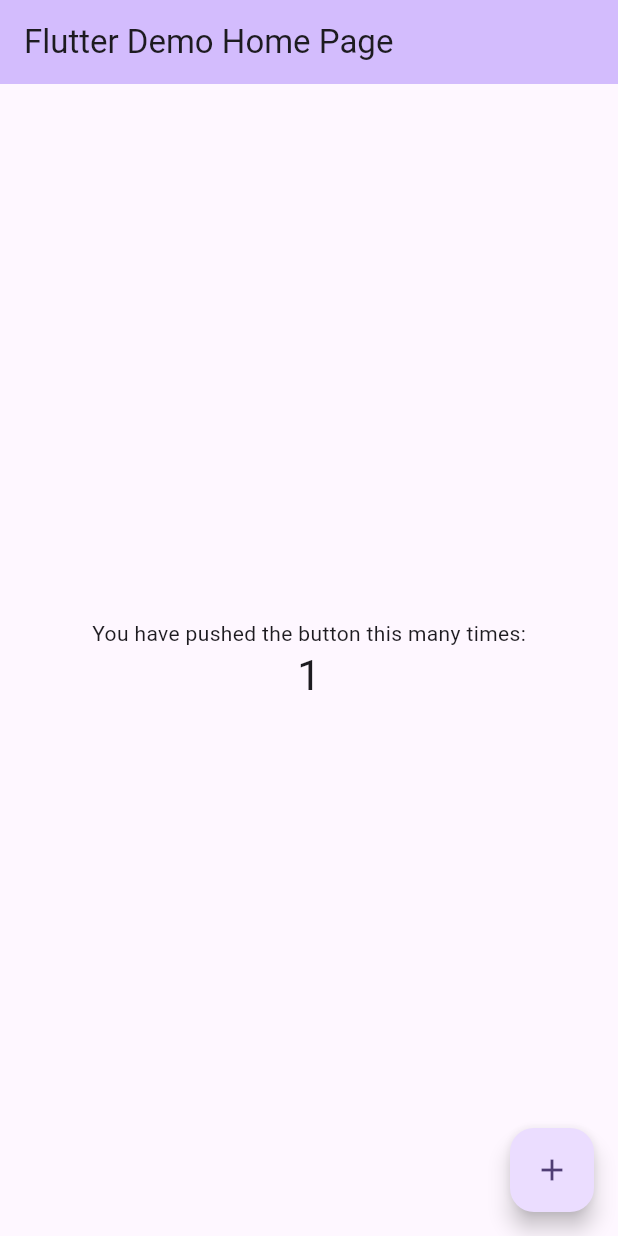
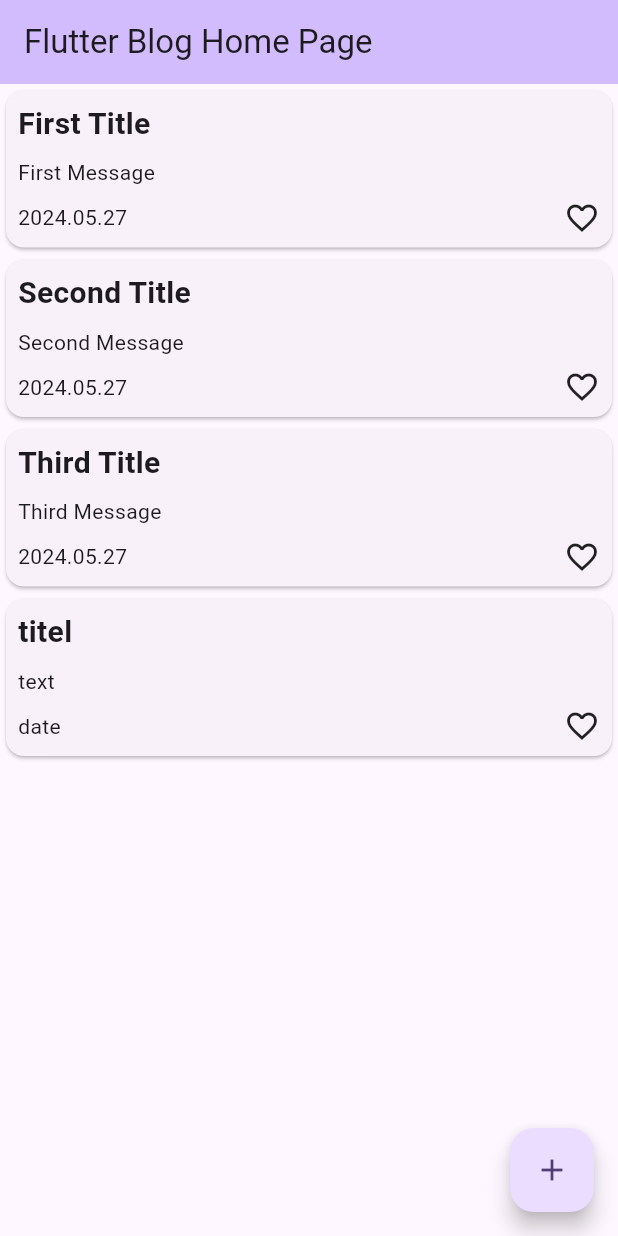
Before and after one commit to TukaWarrior/hftm_MobileComputing_Project_BlogProject, a Flutter app: the MyHomePage screen opened directly, after a tap on the "add" icon, on a phone screen of 412 x 824 dp. Run offline on Flutter 3.47's test engine with Material 3 defaults, Android fonts, the phone set to English and light mode, and no system bars.

Commit message:
Update main.dart: Added a simple blog list, added button to create blog entries, removed comments.

```diff
--- a/lib/main.dart
+++ b/lib/main.dart
@@ -7,47 +7,21 @@
 class MyApp extends StatelessWidget {
   const MyApp({super.key});
 
-  // This widget is the root of your application.
   @override
   Widget build(BuildContext context) {
     return MaterialApp(
-      title: 'Flutter Demo',
+      title: 'Blog Project',
       theme: ThemeData(
-        // This is the theme of your application.
-        //
-        // TRY THIS: Try running your application with "flutter run". You'll see
-        // the application has a purple toolbar. Then, without quitting the app,
-        // try changing the seedColor in the colorScheme below to Colors.green
-        // and then invoke "hot reload" (save your changes or press the "hot
-        // reload" button in a Flutter-supported IDE, or press "r" if you used
-        // the command line to start the app).
-        //
-        // Notice that the counter didn't reset back to zero; the application
-        // state is not lost during the reload. To reset the state, use hot
-        // restart instead.
-        //
-        // This works for code too, not just values: Most code changes can be
-        // tested with just a hot reload.
         colorScheme: ColorScheme.fromSeed(seedColor: Colors.deepPurple),
         useMaterial3: true,
       ),
-      home: const MyHomePage(title: 'Flutter Demo Home Page'),
+      home: const MyHomePage(title: 'Flutter Blog Home Page'),
     );
   }
 }
 
 class MyHomePage extends StatefulWidget {
   const MyHomePage({super.key, required this.title});
-
-  // This widget is the home page of your application. It is stateful, meaning
-  // that it has a State object (defined below) that contains fields that affect
-  // how it looks.
-
-  // This class is the configuration for the state. It holds the values (in this
-  // case the title) provided by the parent (in this case the App widget) and
-  // used by the build method of the State. Fields in a Widget subclass are
-  // always marked "final".
-
   final String title;
 
   @override
@@ -55,71 +29,83 @@
 }
 
 class _MyHomePageState extends State<MyHomePage> {
-  int _counter = 0;
+  var blogs = [
+    BlogEntry("First Title", "First Message", "2024.05.27"),
+    BlogEntry("Second Title", "Second Message", "2024.05.27"),
+    BlogEntry("Third Title", "Third Message", "2024.05.27")
+  ];
 
-  void _incrementCounter() {
+  void _addBlog() {
     setState(() {
-      // This call to setState tells the Flutter framework that something has
-      // changed in this State, which causes it to rerun the build method below
-      // so that the display can reflect the updated values. If we changed
-      // _counter without calling setState(), then the build method would not be
-      // called again, and so nothing would appear to happen.
-      _counter++;
+      blogs.add(BlogEntry("titel", "text", "date"));
     });
   }
 
   @override
   Widget build(BuildContext context) {
-    // This method is rerun every time setState is called, for instance as done
-    // by the _incrementCounter method above.
-    //
-    // The Flutter framework has been optimized to make rerunning build methods
-    // fast, so that you can just rebuild anything that needs updating rather
-    // than having to individually change instances of widgets.
     return Scaffold(
       appBar: AppBar(
-        // TRY THIS: Try changing the color here to a specific color (to
-        // Colors.amber, perhaps?) and trigger a hot reload to see the AppBar
-        // change color while the other colors stay the same.
         backgroundColor: Theme.of(context).colorScheme.inversePrimary,
-        // Here we take the value from the MyHomePage object that was created by
-        // the App.build method, and use it to set our appbar title.
         title: Text(widget.title),
       ),
-      body: Center(
-        // Center is a layout widget. It takes a single child and positions it
-        // in the middle of the parent.
+      body: ListView.builder(
+        itemCount: blogs.length,
+        itemBuilder: (context, index) {
+          return BlogCard(blog: blogs[index]);
+        },
+      ),
+      floatingActionButton: FloatingActionButton(
+        onPressed: _addBlog,
+        tooltip: 'Add a blog',
+        child: const Icon(Icons.add),
+      ),
+    );
+  }
+}
+
+class BlogCard extends StatelessWidget {
+  const BlogCard({
+    super.key,
+    required this.blog,
+  });
+  final BlogEntry blog;
+
+  @override
+  Widget build(BuildContext context) {
+    return Card(
+      child: Padding(
+        padding: const EdgeInsets.all(8.0),
         child: Column(
-          // Column is also a layout widget. It takes a list of children and
-          // arranges them vertically. By default, it sizes itself to fit its
-          // children horizontally, and tries to be as tall as its parent.
-          //
-          // Column has various properties to control how it sizes itself and
-          // how it positions its children. Here we use mainAxisAlignment to
-          // center the children vertically; the main axis here is the vertical
-          // axis because Columns are vertical (the cross axis would be
-          // horizontal).
-          //
-          // TRY THIS: Invoke "debug painting" (choose the "Toggle Debug Paint"
-          // action in the IDE, or press "p" in the console), to see the
-          // wireframe for each widget.
-          mainAxisAlignment: MainAxisAlignment.center,
-          children: <Widget>[
-            const Text(
-              'You have pushed the button this many times:',
+          crossAxisAlignment: CrossAxisAlignment.start,
+          children: [
+            Text(
+              blog.title,
+              style: const TextStyle(fontWeight: FontWeight.bold, fontSize: 20),
             ),
-            Text(
-              '$_counter',
-              style: Theme.of(context).textTheme.headlineMedium,
+            const SizedBox(
+              height: 8,
             ),
+            Text(blog.text),
+            const SizedBox(
+              height: 8,
+            ),
+            Row(
+              mainAxisAlignment: MainAxisAlignment.spaceBetween,
+              children: [
+                Text(blog.date),
+                const Icon(Icons.favorite_outline),
+              ],
+            )
           ],
         ),
       ),
-      floatingActionButton: FloatingActionButton(
-        onPressed: _incrementCounter,
-        tooltip: 'Increment',
-        child: const Icon(Icons.add),
-      ), // This trailing comma makes auto-formatting nicer for build methods.
     );
   }
 }
+
+class BlogEntry {
+  String title;
+  String text;
+  String date;
+  BlogEntry(this.title, this.text, this.date);
+}
```
